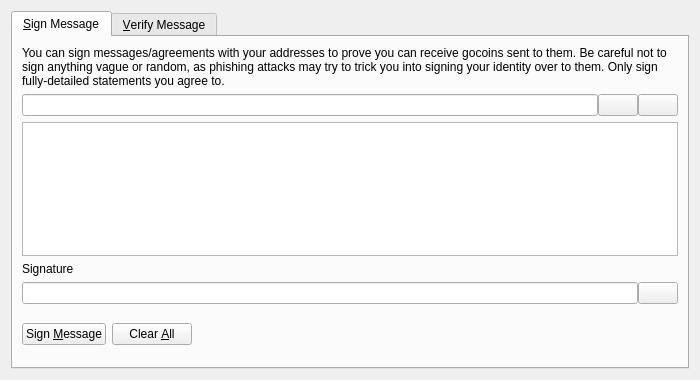
First picture: the form in src/qt/forms/signverifymessagedialog.ui, repository versacoin/versacoin, before the edit.
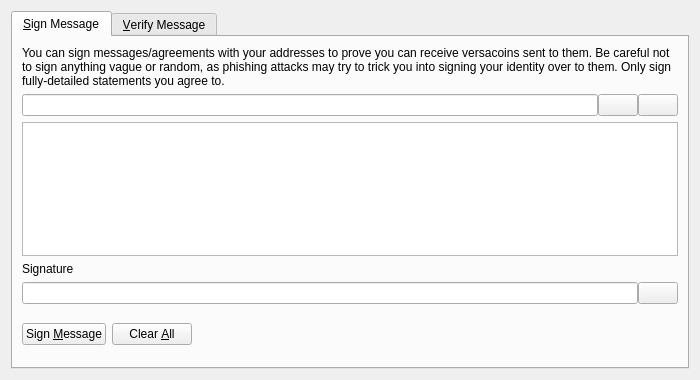
Second picture: the form after the edit. Icons and pictures are not drawn. Custom widgets are drawn as their Qt base class.

```diff
--- a/src/qt/forms/signverifymessagedialog.ui
+++ b/src/qt/forms/signverifymessagedialog.ui
@@ -30,7 +30,7 @@
        <item>
         <widget class="QLabel" name="infoLabel_SM">
          <property name="text">
-          <string>You can sign messages/agreements with your addresses to prove you can receive gocoins sent to them. Be careful not to sign anything vague or random, as phishing attacks may try to trick you into signing your identity over to them. Only sign fully-detailed statements you agree to.</string>
+          <string>You can sign messages/agreements with your addresses to prove you can receive versacoins sent to them. Be careful not to sign anything vague or random, as phishing attacks may try to trick you into signing your identity over to them. Only sign fully-detailed statements you agree to.</string>
          </property>
          <property name="textFormat">
           <enum>Qt::PlainText</enum>
```
Left out of the diff: 8 changed lines with no effect on the pictures.
